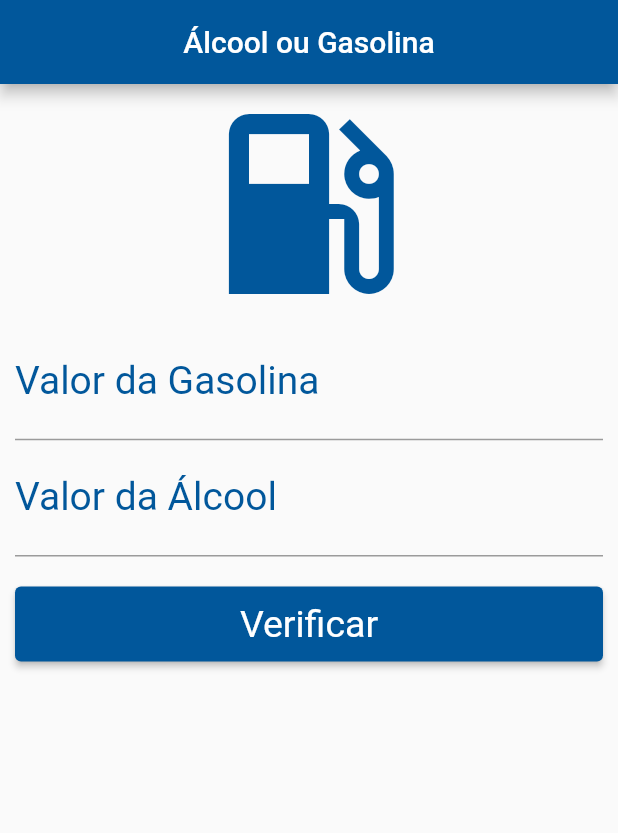
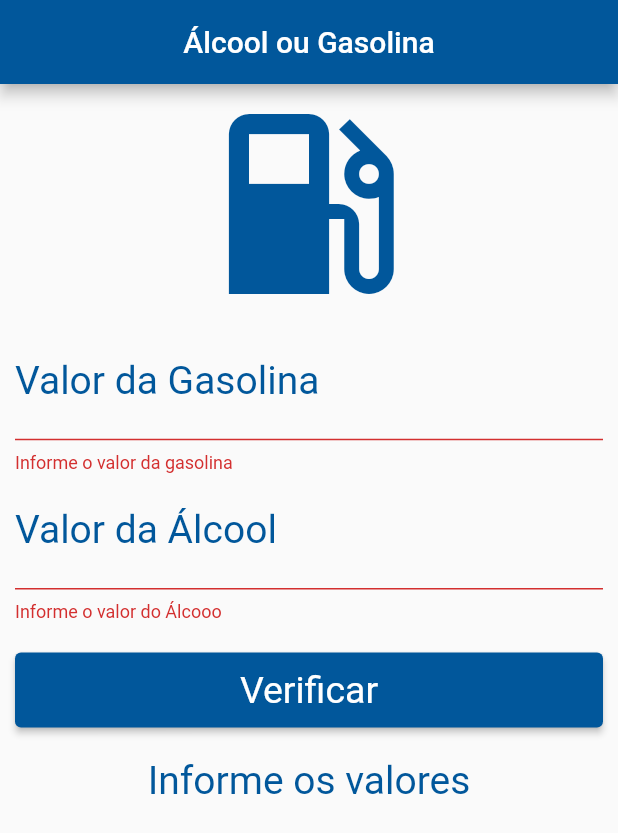
Before and after one commit to agbarros0/2021-1_quinta_noite, a Flutter app: the screen it shows after launch, after a tap on "Verificar", on a phone screen of 412 x 824 dp. Shown: the top 833 px of the screen. Run offline on Flutter 3.47's test engine with Material 2 defaults, Android fonts, the phone set to English and light mode, and no system bars.

Commit message:
Update main.dart

```diff
--- a/alcool_gasolina/lib/main.dart
+++ b/alcool_gasolina/lib/main.dart
@@ -13,6 +13,22 @@ class Home extends StatefulWidget {
 }
 
 class _HomeState extends State<Home> {
+
+  TextEditingController alcoolcontroller = TextEditingController();
+  TextEditingController gasolinacontroller = TextEditingController();
+  String _resultado =  "Informe os valores";
+  GlobalKey<FormState> _formKey = GlobalKey<FormState>();
+
+  void _calculaCombustivelIdeal() {
+    double vAlcool = double.parse(alcoolcontroller.text.replaceAll(',', '.'));
+    double vGas = double.parse(gasolinacontroller.text.replaceAll(',', '.'));
+    double proporcao = vAlcool / vGas;
+
+    setState(() {
+      _resultado = (proporcao < 0.7) ? "Abasteça com Álcool" : "Abasteça com Gasolina";
+    });
+  }
+
   @override
   Widget build(BuildContext context) {
     return Scaffold(
@@ -27,6 +43,7 @@ class _HomeState extends State<Home> {
       body: SingleChildScrollView(
         padding: EdgeInsets.fromLTRB(10.0, 0, 10.0, 0),
         child: Form(
+          key: _formKey,
           child: Column(
             crossAxisAlignment: CrossAxisAlignment.stretch,
             children: [
@@ -36,6 +53,8 @@ class _HomeState extends State<Home> {
                 color: Colors.lightBlue[900],
               ),
               TextFormField(
+                controller: gasolinacontroller,
+                validator: (value) => value.isEmpty ?  "Informe o valor da gasolina" : null,
                 textAlign: TextAlign.center,
                 keyboardType: TextInputType.numberWithOptions(decimal: true),
                 style: TextStyle(color: Colors.lightBlue[900], fontSize: 26.0),
@@ -44,6 +63,8 @@ class _HomeState extends State<Home> {
                     labelStyle: TextStyle(color: Colors.lightBlue[900])),
               ),
               TextFormField(
+                controller: alcoolcontroller,
+                validator: (value) => value.isEmpty ? "Informe o valor do Álcooo" : null,
                 textAlign: TextAlign.center,
                 keyboardType: TextInputType.numberWithOptions(decimal: true),
                 style: TextStyle(color: Colors.lightBlue[900], fontSize: 26.0),
@@ -56,19 +77,27 @@ class _HomeState extends State<Home> {
                 child: Container(
                   height: 50.0,
                   child: ElevatedButton(
-                    onPressed: () { },
+                    onPressed: () {
+                      if(_formKey.currentState.validate()) {
+                        _calculaCombustivelIdeal();
+                      }
+                    },
                     child: Text('Verificar'),
                     style: ElevatedButton.styleFrom(
-                      primary: Colors.lightBlue[900],
-                      onPrimary: Colors.white,
-                      textStyle: TextStyle(
-                        fontSize: 25.0
-                      )
+                        primary: Colors.lightBlue[900],
+                        onPrimary: Colors.white,
+                        textStyle: TextStyle(
+                            fontSize: 25.0
+                        )
                     ),
                   ),
                 ),
+              ),
+              Text(
+                _resultado,
+                textAlign: TextAlign.center,
+                style: TextStyle(color: Colors.lightBlue[900], fontSize: 26.0),
               )
-              //PARAMOS AQUI
             ],
           ),
         ),
```
